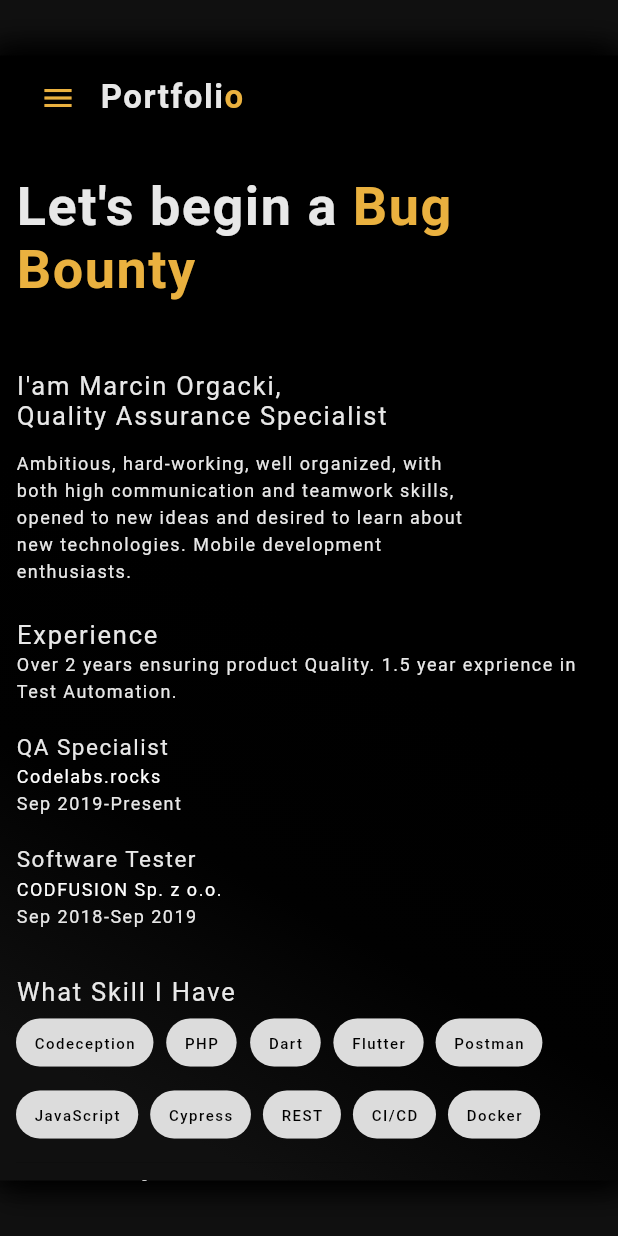
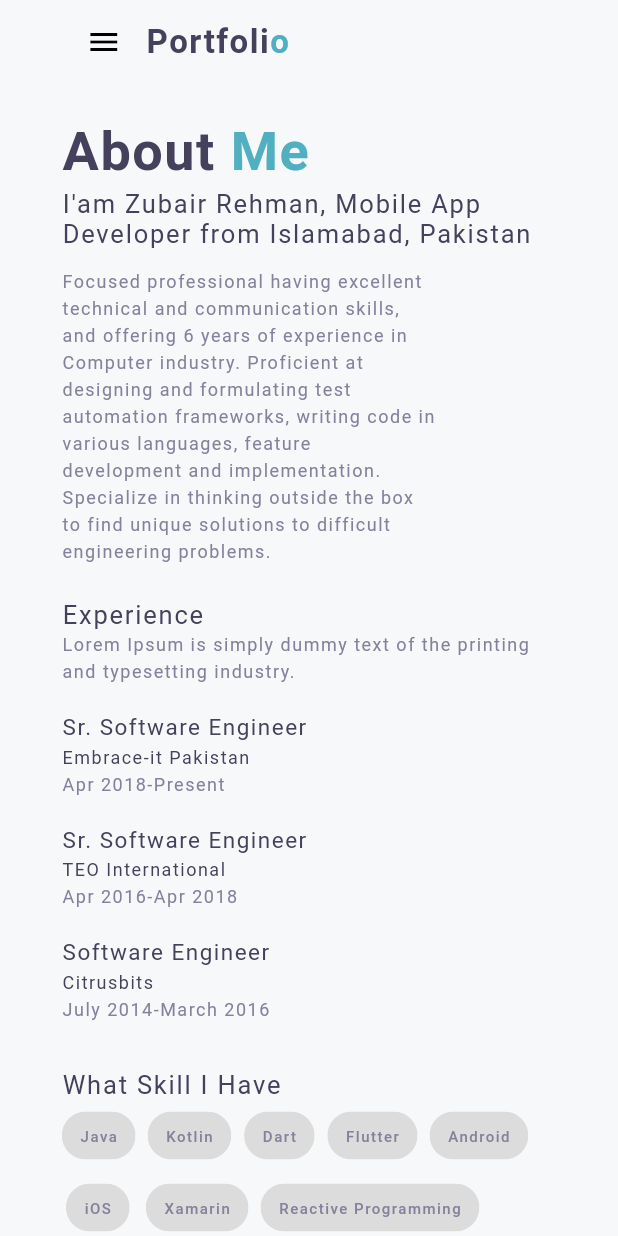
Before and after one commit to MOrgacki/MOrgacki.github.io, a Flutter app: the screen it shows after launch, on a phone screen of 412 x 824 dp. Run offline on Flutter 3.47's test engine with Material 2 defaults, Android fonts, the phone set to English and light mode, and no system bars; missing offline and left inert: dart:html, flutter_web; network calls fail; Roboto replaces fonts that are missing (NexaBold, NexaLight, ProductSans).

Commit message:
Revert "initial commit"
This reverts commit d6be6d17e14811562a34340e636b9537e6a7d3e4.

```diff
--- a/lib/constants/assets.dart
+++ b/lib/constants/assets.dart
@@ -1,8 +1,7 @@
 class Assets {
   Assets._();
 
-  static const String programmer3 = 'assets/images/ja.jpg';
-  static const String background = 'assets/images/background.jpg';
+  static const String programmer3 = 'assets/images/programmer-3.gif';
 
   // social icons
   static const String dribble = 'assets/icons/ic_dribbble.png';
--- a/lib/constants/strings.dart
+++ b/lib/constants/strings.dart
@@ -2,21 +2,19 @@ class Strings {
   Strings._();
 
   static const String about_me = 'About Me';
-  static const String about = 'Let\'s begin a';
-  static const String me = ' Bug Bounty\n';
+  static const String about = 'About';
+  static const String me = ' Me';
   static const String portfoli = 'Portfoli';
   static const String o = 'o';
-  static const String headline =
-      'I\'am Marcin Orgacki,\nQuality Assurance Specialist';
-  static const String summary =
-      'Ambitious, hard-working, well organized, with both high communication and teamwork skills, opened to new ideas and desired to learn about new technologies. Mobile development enthusiasts.';
+  static const String headline = 'I\'am Zubair Rehman, Mobile App Developer from Islamabad, Pakistan';
+  static const String summary = 'Focused professional having excellent technical and communication skills, and offering 6 years of experience in Computer industry. Proficient at designing and formulating test automation frameworks, writing code in various languages, feature development and implementation. Specialize in thinking outside the box to find unique solutions to difficult engineering problems.';
   static const String experience = 'Experience';
   static const String skills_i_have = 'What Skill I Have';
-  static const String rights_reserved =
-      '© 2020 MARCIN ORGACKI. ALL RIGHTS RESERVED.';
+  static const String rights_reserved = '© 2019 IOTECK SOLUTIONS. ALL RIGHTS RESERVED.';
 
   // menu items
   static const String menu_home = 'Home';
   static const String menu_about = 'About';
   static const String menu_contact = 'Contact';
+
 }
--- a/lib/constants/text_styles.dart
+++ b/lib/constants/text_styles.dart
@@ -6,7 +6,7 @@ class TextStyles {
 
   static TextStyle get logo => TextStyle(
         fontFamily: Fonts.product,
-        color: Color(0xFFe8e8e8),
+        color: Color(0xFF45405B),
         fontSize: 22.0, //22.0
         fontWeight: FontWeight.bold,
         letterSpacing: 1.0,
@@ -16,19 +16,19 @@ class TextStyles {
         fontFamily: Fonts.product,
         fontSize: 12.0, //12,.0
         letterSpacing: 1.0,
-        color: Color(0xFFe8e8e8), //Color(0xFFe8e8e8) Color(0xff81807f)
+        color: Color(0xFF45405B),
       );
 
   static TextStyle get heading => TextStyle(
         fontFamily: Fonts.nexa_bold,
-        color: Color(0xFFe8e8e8),
+        color: Color(0xFF45405B),
         fontSize: 45.0, //45.0
         fontWeight: FontWeight.bold,
         letterSpacing: 1.0,
       );
 
   static TextStyle get sub_heading => TextStyle(
-        color: Color(0xFFe8e8e8),
+        color: Color(0xFF45405B),
         fontFamily: Fonts.product,
         fontSize: 17.0, //17.0
         letterSpacing: 1.2,
@@ -36,7 +36,7 @@ class TextStyles {
 
   static TextStyle get company => TextStyle(
     fontFamily: Fonts.product,
-        color: Color(0xFFe8e8e8),
+    color: Color(0xFF45405B),
     height: 1.5,
     fontSize: 15.0, //15.0
     letterSpacing: 1.0,
@@ -44,7 +44,7 @@ class TextStyles {
 
   static TextStyle get body => TextStyle(
         fontFamily: Fonts.product,
-        color: Color(0xFFe8e8e8),
+        color: Color(0xFF85819C),
         height: 1.5,
         fontSize: 12.0, //12.0
         letterSpacing: 1.0,
@@ -52,7 +52,7 @@ class TextStyles {
 
   static TextStyle get body1 => TextStyle(
     fontFamily: Fonts.product,
-        color: Color(0xFFe8e8e8),
+    color: Color(0xFF85819C),
     height: 1.5,
     fontSize: 10.0, //10.0
     letterSpacing: 1.0,
@@ -60,7 +60,7 @@ class TextStyles {
 
   static TextStyle get chip => TextStyle(
     fontFamily: Fonts.product,
-        color: Colors.black,
+    color: Color(0xFF85819C),
     height: 1.5,
     fontSize: 12.0, //12.0
     letterSpacing: 1.0,
--- a/lib/main.dart
+++ b/lib/main.dart
@@ -8,20 +8,24 @@ void main() {
 }
 
 class MyApp extends StatelessWidget {
+
   @override
   Widget build(BuildContext context) {
+
     return MaterialApp(
       debugShowCheckedModeBanner: false,
       theme: ThemeData(
           brightness: Brightness.light,
           primaryColorBrightness: Brightness.light,
-          accentColorBrightness: Brightness.light),
+          accentColorBrightness: Brightness.light
+      ),
       home: MyAppChild(),
     );
   }
 }
 
 class MyAppChild extends StatefulWidget {
+
   @override
   _MyAppChildState createState() => _MyAppChildState();
 }
--- a/lib/ui/home.dart
+++ b/lib/ui/home.dart
@@ -12,49 +12,10 @@ class HomePage extends StatelessWidget {
   @override
   Widget build(BuildContext context) {
     return Material(
-        color: Color(0xff101010),
-        child: Stack(children: <Widget>[
-          DecoratedBox(
-            decoration: BoxDecoration(
-              image: DecorationImage(
-                  image: AssetImage(Assets.background), fit: BoxFit.cover),
-            ),
-          ),
-          Container(
-              child: Align(
-                  child: Container(
-            width: 950.0,
-            height: 750.0,
-            decoration: BoxDecoration(
-              shape: BoxShape.rectangle,
-              color: Colors.black,
-              boxShadow: [
-                BoxShadow(
-                    color: Colors.black,
-                    spreadRadius: 3,
-                    blurRadius: 15,
-                    offset: Offset(4.0, 4.0)),
-                BoxShadow(
-                    color: Colors.black,
-                    spreadRadius: 3,
-                    blurRadius: 15,
-                    offset: Offset(-4.0, -4.0))
-              ],
-              gradient: LinearGradient(
-                begin: Alignment.topRight,
-                end: Alignment.bottomLeft,
-                stops: [0.1, 0.5, 0.7, 0.9],
-                colors: [
-                  Color(0xff000000),
-                  Color(0xff000000),
-                  Color(0xff010101),
-                  Color(0xff101010),
-                ],
-              ),
-            ),
+      color: Color(0xFFF7F8FA),
       child: Padding(
         padding: EdgeInsets.symmetric(
-                  horizontal: (ScreenUtil.getInstance().setWidth(28))), //144
+            horizontal: (ScreenUtil.getInstance().setWidth(108))), //144
         child: Scaffold(
           backgroundColor: Colors.transparent,
           appBar: _buildAppBar(context),
@@ -64,8 +25,7 @@ class HomePage extends StatelessWidget {
           }),
         ),
       ),
-          )))
-        ]));
+    );
   }
 
   //AppBar Methods:-------------------------------------------------------------
@@ -75,9 +35,6 @@ class HomePage extends StatelessWidget {
       title: _buildTitle(),
       backgroundColor: Colors.transparent,
       elevation: 0.0,
-      iconTheme: IconThemeData(
-        color: Color(0xFFeab13f),
-      ),
       actions:
           !ResponsiveWidget.isSmallScreen(context) ? _buildActions() : null,
     );
@@ -100,7 +57,7 @@ class HomePage extends StatelessWidget {
           TextSpan(
             text: Strings.o,
             style: TextStyles.logo.copyWith(
-              color: Color(0xFFeab13f),
+              color: Color(0xFF50AFC0),
             ),
           ),
         ],
@@ -114,7 +71,7 @@ class HomePage extends StatelessWidget {
         child: Text(
           Strings.menu_home,
           style: TextStyles.menu_item.copyWith(
-            color: Color(0xFFeab13f),
+            color: Color(0xFF50AFC0),
           ),
         ),
         onPressed: () {},
@@ -138,16 +95,12 @@ class HomePage extends StatelessWidget {
 
   Widget _buildDrawer(BuildContext context) {
     return ResponsiveWidget.isSmallScreen(context)
-        ? Theme(
-            data: Theme.of(context).copyWith(
-              canvasColor: Colors.grey[700],
-            ),
-            child: Drawer(
+        ? Drawer(
             child: ListView(
               padding: const EdgeInsets.all(20),
               children: _buildActions(),
             ),
-            ))
+          )
         : null;
   }
 
@@ -229,7 +182,7 @@ class HomePage extends StatelessWidget {
   Widget _buildIllustration() {
     return Image.network(
       Assets.programmer3,
-      height: ScreenUtil.getInstance().setWidth(245), //480.0
+      height: ScreenUtil.getInstance().setWidth(345), //480.0
     );
   }
 
@@ -281,7 +234,7 @@ class HomePage extends StatelessWidget {
           TextSpan(
             text: Strings.me,
             style: TextStyles.heading.copyWith(
-              color: Color(0xFFeab13f),
+              color: Color(0xFF50AFC0),
               fontSize: ResponsiveWidget.isSmallScreen(context) ? 36 : 45.0,
             ),
           ),
@@ -328,16 +281,18 @@ class HomePage extends StatelessWidget {
 
   // Skills Methods:------------------------------------------------------------
   final skills = [
-    'Codeception',
-    'PHP',
+    'Java',
+    'Kotlin',
     'Dart',
     'Flutter',
-    'Postman',
-    'JavaScript',
-    'Cypress',
-    'REST',
-    'CI/CD',
-    'Docker',
+    'Android',
+    'iOS',
+    'Xamarin',
+    'Reactive Programming',
+    'Jenkins',
+    'Photoshop',
+    'JFrog Atrtifactory',
+    'Code Magic',
   ];
 
   Widget _buildSkills(BuildContext context) {
@@ -380,16 +335,22 @@ class HomePage extends StatelessWidget {
   // Education Methods:---------------------------------------------------------
   final educationList = [
     Education(
-      'Sep 2019',
+      'Apr 2018',
       'Present',
-      'Codelabs.rocks',
-      'QA Specialist',
+      'Embrace-it Pakistan',
+      'Sr. Software Engineer',
     ),
     Education(
-      'Sep 2018',
-      'Sep 2019',
-      'CODFUSION Sp. z o.o.',
-      'Software Tester',
+      'Apr 2016',
+      'Apr 2018',
+      'TEO International',
+      'Sr. Software Engineer',
+    ),
+    Education(
+      'July 2014',
+      'March 2016',
+      'Citrusbits',
+      'Software Engineer',
     ),
   ];
 
@@ -414,7 +375,7 @@ class HomePage extends StatelessWidget {
 
   Widget _buildEducationSummary() {
     return Text(
-      'Over 2 years ensuring product Quality. 1.5 year exprience in Test Automation.   ',
+      'Lorem Ipsum is simply dummy text of the printing and typesetting industry.',
       style: TextStyles.body,
     );
   }
@@ -439,7 +400,7 @@ class HomePage extends StatelessWidget {
           Text(
             '${education.organization}',
             style: TextStyles.body.copyWith(
-              color: Colors.white,
+              color: Color(0xFF45405B),
             ),
           ),
           Text(
@@ -493,12 +454,12 @@ class HomePage extends StatelessWidget {
       children: <Widget>[
         GestureDetector(
           onTap: () {
-            html.window.open(
-                "https://www.linkedin.com/in/marcin-orgacki/", "LinkedIn");
+            html.window
+                .open("https://www.linkedin.com/in/zubairehman/", "LinkedIn");
           },
           child: Image.network(
             Assets.linkedin,
-            color: Colors.white,
+            color: Color(0xFF45405B),
             height: 20.0,
             width: 20.0,
           ),
@@ -506,11 +467,11 @@ class HomePage extends StatelessWidget {
         SizedBox(width: 16.0),
         GestureDetector(
           onTap: () {
-            html.window.open("https://github.com/MOrgacki", "Github");
+            html.window.open("https://medium.com/@zubairehman.work", "Medium");
           },
           child: Image.network(
-            Assets.google,
-            color: Colors.white,
+            Assets.evernote,
+            color: Color(0xFF45405B),
             height: 20.0,
             width: 20.0,
           ),
@@ -518,11 +479,23 @@ class HomePage extends StatelessWidget {
         SizedBox(width: 16.0),
         GestureDetector(
           onTap: () {
-            html.window.open("mailto:marcinorgacki@gmail.com", "Gmail");
+            html.window.open("https://github.com/zubairehman", "Github");
+          },
+          child: Image.network(
+            Assets.google,
+            color: Color(0xFF45405B),
+            height: 20.0,
+            width: 20.0,
+          ),
+        ),
+        SizedBox(width: 16.0),
+        GestureDetector(
+          onTap: () {
+            html.window.open("https://twitter.com/zubair340", "Twitter");
           },
           child: Image.network(
             Assets.twitter,
-            color: Colors.white,
+            color: Color(0xFF45405B),
             height: 20.0,
             width: 20.0,
           ),
```
Also changed, not shown: 8 other files. Lines whose indentation alone changed are shown as unchanged.
